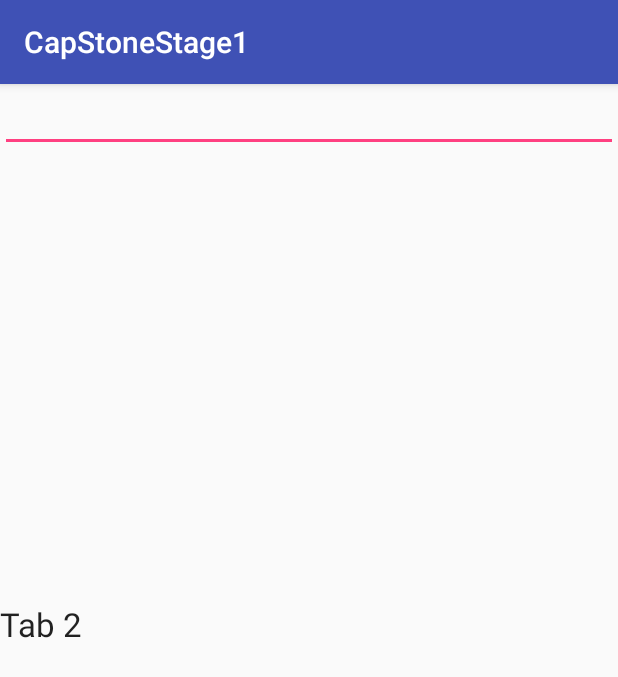
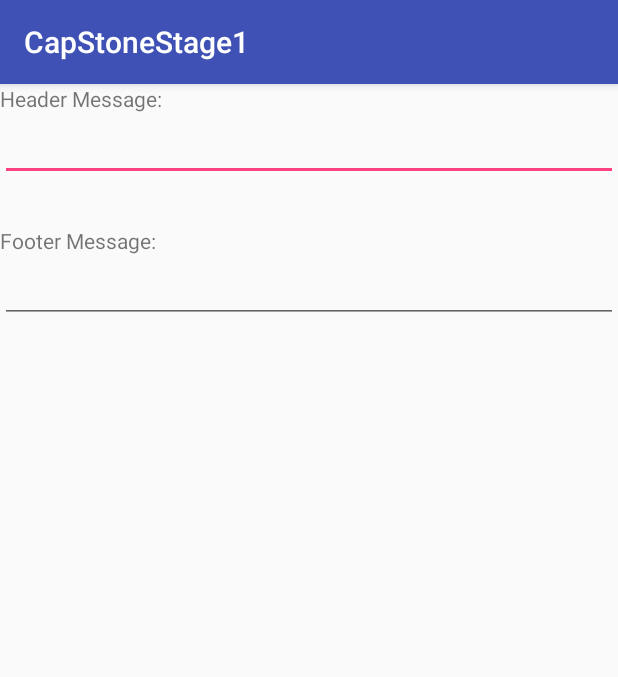
Before and after one commit to yeuchi/CapStoneStage1, an Android app: the fragment TabFragment2 shown on its own in the app's theme, on a phone screen of 412 x 824 dp. Shown: the top 677 px of the screen. Run offline under Robolectric (Android 15) with nearby library versions, the phone set to English and light mode, and no system bars; Roboto replaces fonts that are not available here.

```diff
--- a/app/src/main/java/com/example/ctyeung/capstonestage1/TabFragment2.java
+++ b/app/src/main/java/com/example/ctyeung/capstonestage1/TabFragment2.java
@@ -52,7 +52,7 @@ public class TabFragment2 extends Fragment
      */
     private void initKeyListener()
     {
-        editText = root.findViewById(R.id.txt_msg_view);
+        editText = root.findViewById(R.id.txt_msg_header);
         editText.setOnKeyListener(new View.OnKeyListener(){
 
             @Override
@@ -114,8 +114,8 @@ public class TabFragment2 extends Fragment
     {
         if(null!=mgr)
         {
-            TextView textView = root.findViewById(R.id.txt_msg_view);
-            mgr.hideSoftInputFromWindow(textView.getWindowToken(), 0);
+            EditText editText = root.findViewById(R.id.txt_msg_header);
+            mgr.hideSoftInputFromWindow(editText.getWindowToken(), 0);
         }
     }
 }
--- a/app/src/main/res/layout/tab_fragment_2.xml
+++ b/app/src/main/res/layout/tab_fragment_2.xml
@@ -5,23 +5,26 @@
     android:orientation="vertical"
     android:id="@+id/text_container">
 
+    <TextView
+        android:layout_width="match_parent"
+        android:layout_height="wrap_content"
+        android:text="Header Message:"/>
+
     <EditText
         android:layout_width="match_parent"
         android:layout_height="wrap_content"
-        android:id="@+id/txt_msg_view"/>
+        android:id="@+id/txt_msg_header"/>
 
-    <RelativeLayout
-        android:layout_width="match_parent"
-        android:layout_height="300dp"
-        android:id="@+id/text_view_group">
-    </RelativeLayout>
 
     <TextView
-        android:id="@+id/textView"
-        android:layout_width="wrap_content"
+        android:layout_marginTop="30dp"
+        android:layout_width="match_parent"
         android:layout_height="wrap_content"
-        android:layout_centerInParent="true"
-        android:text="Tab 2"
-        android:textAppearance="?android:attr/textAppearanceLarge"/>
+        android:text="Footer Message:"/>
+
+    <EditText
+        android:layout_width="match_parent"
+        android:layout_height="wrap_content"
+        android:id="@+id/txt_msg_footer"/>
 
 </LinearLayout>
```
Also changed, not shown: app/src/main/java/com/example/ctyeung/capstonestage1/data/shapes.json (+27 -1 lines).
